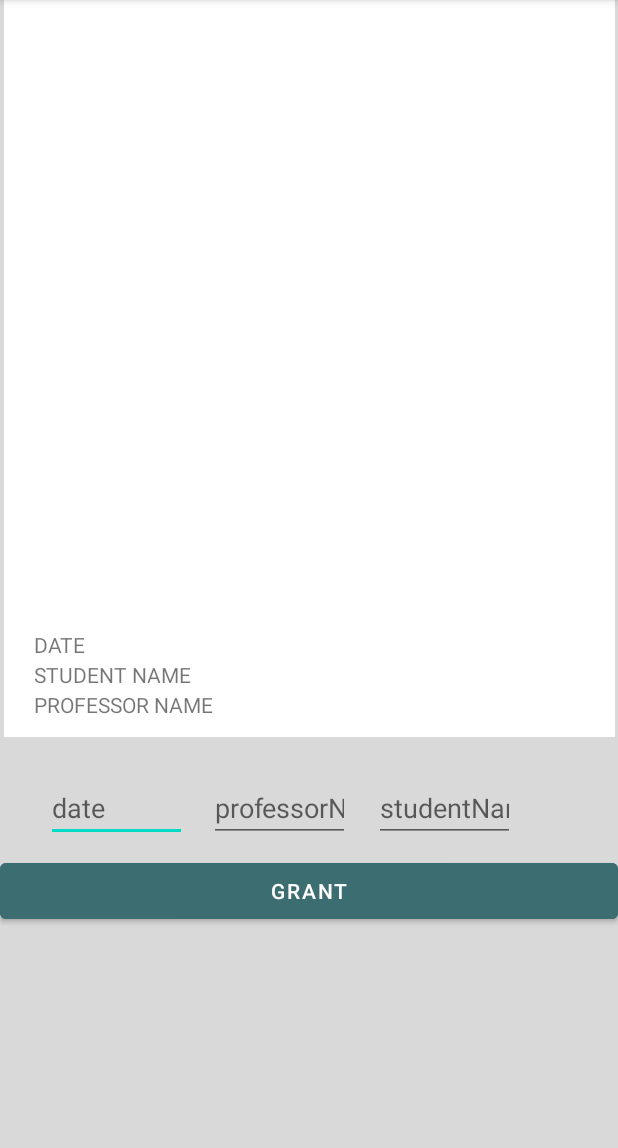
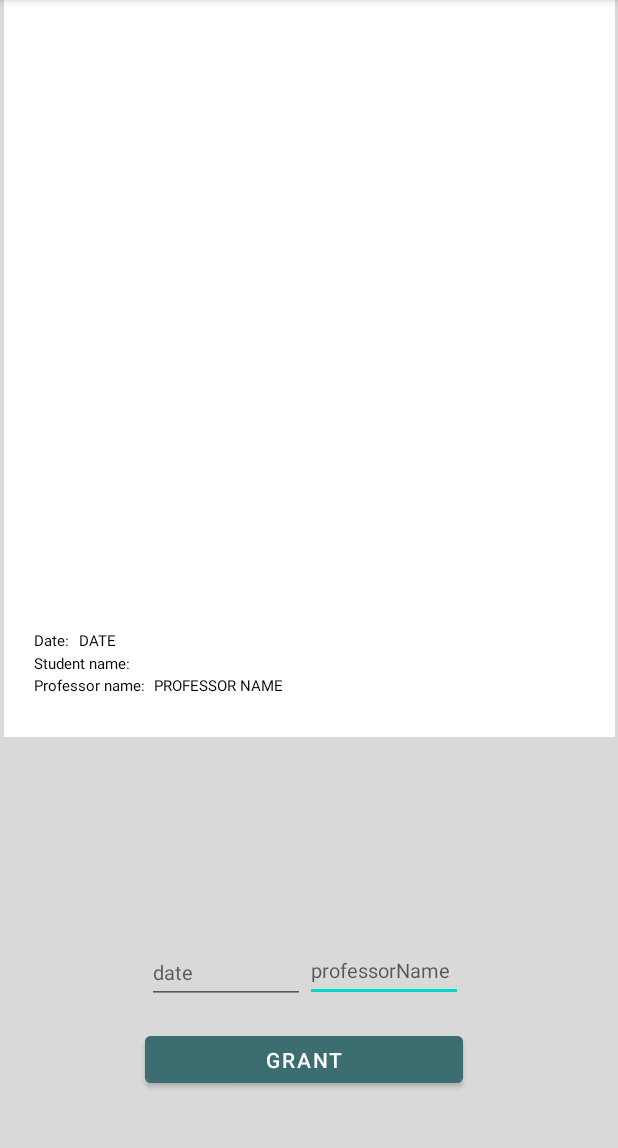
Before and after one commit to krigol14/RecommendationLetters-AndroidApp, an Android app: the ViewPdf screen opened directly, with no data from a screen before it, on a phone screen of 412 x 824 dp, the part 84-1232 px from its top. Run offline under Robolectric (Android 15) with nearby library versions, the phone set to English and light mode, and no system bars; our stand-ins replace Firebase (no records; nobody signed in at launch, a user with empty details on screens opened directly); libraries missing offline, so code that uses them is left out: com.github.barteksc.pdfviewer; plain views replace PDFView; pictures from the network do not load; 2 statements that could not run were skipped.

Commit message:
Changed layout of recommended recommendation letter prototypes activity

```diff
--- a/app/src/main/java/com/example/recommendationletters/StudentDetails.java
+++ b/app/src/main/java/com/example/recommendationletters/StudentDetails.java
@@ -66,6 +66,7 @@ public class StudentDetails extends AppCompatActivity {
             public void onClick(View view) {
                 Intent prototypes = new Intent(view.getContext(), RecommendationLetterPrototypes.class);
                 prototypes.putExtra("number", registration_nr);
+                prototypes.putExtra("name", name);
                 view.getContext().startActivity(prototypes);
             }
         });
--- a/app/src/main/java/com/example/recommendationletters/ViewPdf.java
+++ b/app/src/main/java/com/example/recommendationletters/ViewPdf.java
@@ -42,7 +42,7 @@ import java.net.HttpURLConnection;
 import java.net.URL;
 
 public class ViewPdf extends AppCompatActivity {
-    String urls, registration_nr;
+    String urls, registration_nr, name;
     PDFView pdfView;
     ProgressDialog dialog;
     Button grant;
@@ -58,10 +58,10 @@ public class ViewPdf extends AppCompatActivity {
         grant = findViewById(R.id.grant);
         date = findViewById(R.id.dateEdit);
         profName = findViewById(R.id.professorName);
-        stdName = findViewById(R.id.studentName);
+        // stdName = findViewById(R.id.studentName);
         dateText = findViewById(R.id.date);
-        profNameText = findViewById(R.id.student_name);
-        stdNameText = findViewById(R.id.professor_name);
+        stdNameText = findViewById(R.id.student_name);
+        profNameText = findViewById(R.id.professor_name);
 
         RelativeLayout parent = (RelativeLayout) findViewById(R.id.signpdf);
         MyDrawView myDrawView = new MyDrawView(this);
@@ -81,7 +81,8 @@ public class ViewPdf extends AppCompatActivity {
         // get the url of the pdf
         urls = getIntent().getStringExtra("url");
         registration_nr = getIntent().getStringExtra("number");
-        Log.e("ViewPdf", registration_nr);
+        name = getIntent().getStringExtra("name");
+        stdNameText.setText(name);
         new RetrievePdfStream().execute(urls);
 
         grant.setOnClickListener(new View.OnClickListener() {
@@ -90,11 +91,11 @@ public class ViewPdf extends AppCompatActivity {
                 // set details in the pdf document
                 String dateInput = date.getText().toString();
                 String professor_name = profName.getText().toString();
-                String student_name = stdName.getText().toString();
+                // String student_name = stdName.getText().toString();
 
                 dateText.setText(dateInput);
                 profNameText.setText(professor_name);
-                stdNameText.setText(student_name);
+                // stdNameText.setText(student_name);
 
                 parent.setDrawingCacheEnabled(true);
                 Bitmap bmp = parent.getDrawingCache();
--- a/app/src/main/res/layout/activity_view_pdf.xml
+++ b/app/src/main/res/layout/activity_view_pdf.xml
@@ -22,93 +22,109 @@
             android:layout_height="match_parent">
 
             <TextView
-                android:id="@+id/date"
+                android:id="@+id/dt"
                 android:layout_width="wrap_content"
                 android:layout_height="wrap_content"
                 android:layout_marginStart="20dp"
                 android:layout_marginTop="420dp"
-                android:text="DATE" />
+                android:text="Date: "
+                android:textColor="@color/black"
+                android:textSize="10dp" />
+
+            <TextView
+                android:id="@+id/date"
+                android:layout_width="wrap_content"
+                android:layout_height="wrap_content"
+                android:layout_marginStart="50dp"
+                android:layout_marginTop="420dp"
+                android:text="DATE"
+                android:textColor="@color/black"
+                android:textSize="10dp" />
+
+            <TextView
+                android:id="@+id/std"
+                android:layout_width="wrap_content"
+                android:layout_height="wrap_content"
+                android:layout_marginStart="20dp"
+                android:layout_marginTop="435dp"
+                android:text="Student name: "
+                android:textColor="@color/black"
+                android:textSize="10dp" />
 
             <TextView
                 android:id="@+id/student_name"
                 android:layout_width="wrap_content"
                 android:layout_height="wrap_content"
+                android:layout_marginStart="90dp"
+                android:layout_marginTop="435dp"
+                android:text="STUDENT NAME"
+                android:textColor="@color/black"
+                android:textSize="10dp" />
+
+            <TextView
+                android:id="@+id/prf"
+                android:layout_width="wrap_content"
+                android:layout_height="wrap_content"
                 android:layout_marginStart="20dp"
-                android:layout_marginTop="440dp"
-                android:text="STUDENT NAME" />
+                android:layout_marginTop="450dp"
+                android:text="Professor name: "
+                android:textColor="@color/black"
+                android:textSize="10dp" />
 
             <TextView
                 android:id="@+id/professor_name"
                 android:layout_width="wrap_content"
                 android:layout_height="wrap_content"
-                android:layout_marginStart="20dp"
-                android:layout_marginTop="460dp"
-                android:text="PROFESSOR NAME" />
+                android:layout_marginStart="100dp"
+                android:layout_marginTop="450dp"
+                android:text="PROFESSOR NAME"
+                android:textColor="@color/black"
+                android:textSize="10dp" />
         </com.github.barteksc.pdfviewer.PDFView>
     </RelativeLayout>
 
-    <!--    <TextView-->
-    <!--        android:id="@+id/textView4"-->
-    <!--        android:layout_width="wrap_content"-->
-    <!--        android:layout_height="wrap_content"-->
-    <!--        android:layout_marginBottom="8dp"-->
-    <!--        android:text="Draw your signature and press GRANT in order to send the recommendation letter or just press GRANT if you don't want to sign the document"-->
-    <!--        app:layout_constraintBottom_toTopOf="@+id/grant"-->
-    <!--        app:layout_constraintStart_toStartOf="parent" />-->
+    <Button
+        android:id="@+id/grant"
+        android:layout_width="212dp"
+        android:layout_height="43dp"
+        android:layout_marginBottom="40dp"
+        android:backgroundTint="#3C6E71"
+        android:text="grant"
+        app:layout_constraintBottom_toBottomOf="parent"
+        app:layout_constraintEnd_toEndOf="@+id/professorName"
+        app:layout_constraintHorizontal_bias="1.0"
+        app:layout_constraintStart_toStartOf="@+id/dateEdit" />
+
+    <EditText
+        android:id="@+id/professorName"
+        android:layout_width="105dp"
+        android:layout_height="41dp"
+        android:layout_marginTop="28dp"
+        android:ems="10"
+        android:hint="professorName"
+        android:inputType="textPersonName"
+        android:textSize="13dp"
+        app:layout_constraintBottom_toTopOf="@+id/grant"
+        app:layout_constraintEnd_toEndOf="parent"
+        app:layout_constraintHorizontal_bias="0.663"
+        app:layout_constraintStart_toStartOf="parent"
+        app:layout_constraintTop_toBottomOf="@+id/signpdf"
+        app:layout_constraintVertical_bias="0.863" />
 
     <EditText
         android:id="@+id/dateEdit"
-        android:layout_width="94dp"
+        android:layout_width="105dp"
         android:layout_height="42dp"
         android:layout_marginTop="28dp"
         android:ems="10"
         android:hint="date"
         android:inputType="date"
+        android:textSize="13dp"
         app:layout_constraintBottom_toTopOf="@+id/grant"
         app:layout_constraintEnd_toEndOf="parent"
-        app:layout_constraintHorizontal_bias="0.097"
+        app:layout_constraintHorizontal_bias="0.32"
         app:layout_constraintStart_toStartOf="parent"
         app:layout_constraintTop_toBottomOf="@+id/signpdf"
-        app:layout_constraintVertical_bias="0.0" />
-
-    <EditText
-        android:id="@+id/professorName"
-        android:layout_width="94dp"
-        android:layout_height="42dp"
-        android:layout_marginTop="28dp"
-        android:ems="10"
-        android:hint="professorName"
-        android:inputType="textPersonName"
-        app:layout_constraintBottom_toTopOf="@+id/grant"
-        app:layout_constraintEnd_toEndOf="parent"
-        app:layout_constraintHorizontal_bias="0.438"
-        app:layout_constraintStart_toStartOf="parent"
-        app:layout_constraintTop_toBottomOf="@+id/signpdf"
-        app:layout_constraintVertical_bias="0.0" />
-
-    <EditText
-        android:id="@+id/studentName"
-        android:layout_width="94dp"
-        android:layout_height="42dp"
-        android:layout_marginTop="28dp"
-        android:ems="10"
-        android:hint="studentName"
-        android:inputType="textPersonName"
-        app:layout_constraintBottom_toTopOf="@+id/grant"
-        app:layout_constraintEnd_toEndOf="parent"
-        app:layout_constraintHorizontal_bias="0.785"
-        app:layout_constraintStart_toStartOf="parent"
-        app:layout_constraintTop_toBottomOf="@+id/signpdf"
-        app:layout_constraintVertical_bias="0.0" />
-
-    <Button
-        android:id="@+id/grant"
-        android:layout_width="match_parent"
-        android:layout_height="49dp"
-        android:layout_marginTop="8dp"
-        android:backgroundTint="#3C6E71"
-        android:text="grant"
-        app:layout_constraintTop_toBottomOf="@+id/dateEdit"
-        tools:layout_editor_absoluteX="-2dp" />
+        app:layout_constraintVertical_bias="0.873" />
 
 </androidx.constraintlayout.widget.ConstraintLayout>
--- a/app/src/main/res/values/strings.xml
+++ b/app/src/main/res/values/strings.xml
@@ -12,4 +12,10 @@
     <string name="conf_passwd">Confirm password</string>
     <string name="reg_signup">SIGN UP</string>
     <string name="students">Students</string>
+    <string name="spinner">dropDownMenuExample</string>
+    <string-array name="options">
+        <item>grades 6-8</item>
+        <item>grades 8-9</item>
+        <item>grades 9-10</item>
+    </string-array>
 </resources>
```
Also changed, not shown: app/src/main/java/com/example/recommendationletters/RecommendationLetterPrototypes.java (+100 -62 lines), app/src/main/res/layout/activity_recommendation_letter_prototypes.xml (+37 -51 lines).
